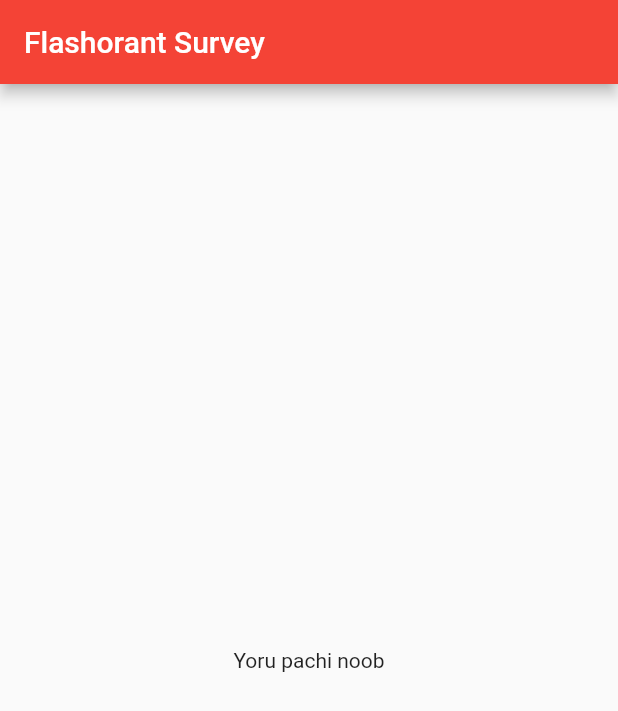
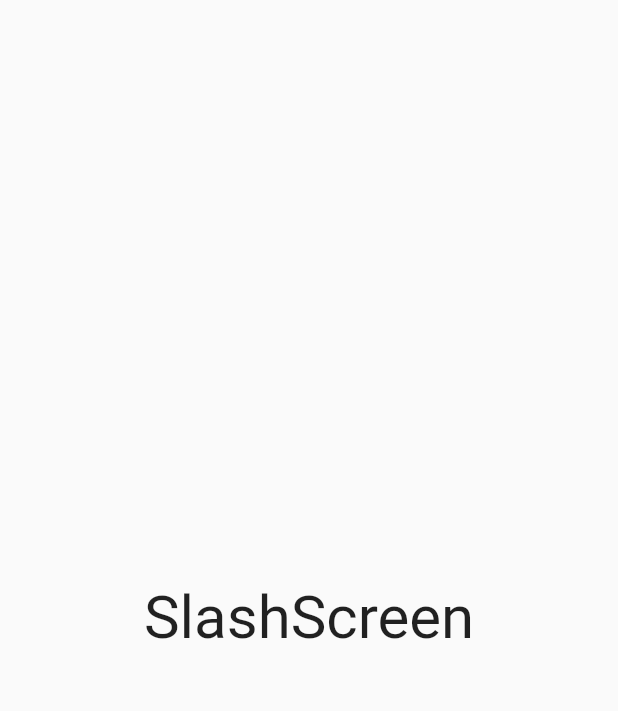
Before and after one commit to sahith182/flashorant, a Flutter app: the first screen one second after launch, on a phone screen of 412 x 824 dp. Shown: the top 711 px of the screen. Run offline on Flutter 3.47's test engine with Material 2 defaults, Android fonts, the phone set to English and light mode, and no system bars.

Commit message:
splash screen implementation.

```diff
--- a/lib/main.dart
+++ b/lib/main.dart
@@ -1,4 +1,4 @@
-import 'package:flashorant/screens/home_page.dart';
+import 'package:flashorant/screens/splash_page.dart';
 import 'package:flutter/material.dart';
 
 void main() {
@@ -14,7 +14,7 @@ class MyApp extends StatelessWidget {
       theme: ThemeData(
         primarySwatch: Colors.red,
       ),
-      home: MyHomePage(title: 'Flashorant Survey'),
+      home: SplashFlash(title: 'Flashorant Survey'),
     );
   }
 }
--- /dev/null
+++ b/lib/screens/splash_page.dart
@@ -0,0 +1,36 @@
+import 'dart:async';
+
+import 'package:flashorant/screens/home_page.dart';
+import 'package:flutter/material.dart';
+
+class SplashFlash extends StatefulWidget {
+  const SplashFlash({Key? key, required this.title}) : super(key: key);
+  final String title;
+  @override
+  _SplashFlashState createState() => _SplashFlashState();
+}
+
+class _SplashFlashState extends State<SplashFlash> {
+  @override
+  void initState() {
+    super.initState();
+    Timer(Duration(seconds: 5), () {
+      Navigator.pushReplacement(
+        context,
+        MaterialPageRoute(
+          builder: (context) => MyHomePage(title: widget.title),
+        ),
+      );
+    });
+  }
+
+  @override
+  Widget build(BuildContext context) {
+    return Scaffold(
+      body: Container(
+        child:
+            Center(child: Text("SlashScreen", style: TextStyle(fontSize: 40))),
+      ),
+    );
+  }
+}
```
